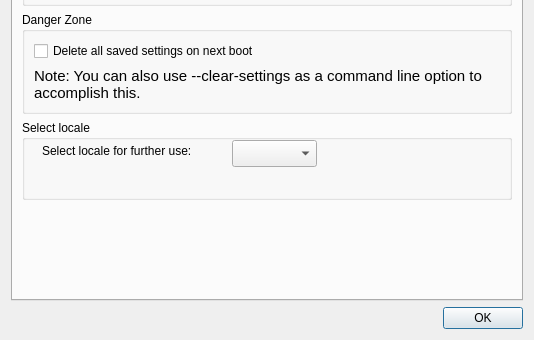
Qt form src/ui/SettingsDialog.ui (mihadyuk/qgroundcontrol) before a commit; both pictures show x 0 to 534 and y 467 to 807 of the 534 by 807 pixel window.
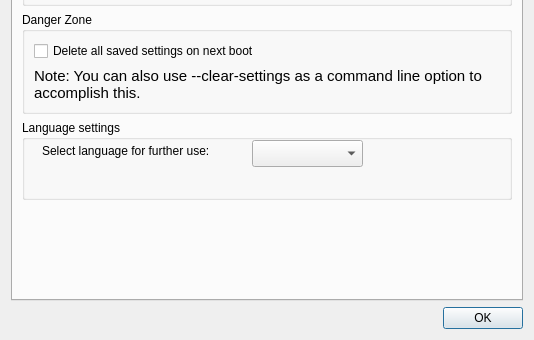
The same form after that commit. Icons and pictures are not drawn.

Commit message: Fixed warning. Changed name for language settings group.

What changed in the file:
```diff
--- a/src/ui/SettingsDialog.ui
+++ b/src/ui/SettingsDialog.ui
@@ -269,14 +269,14 @@
           </size>
          </property>
          <property name="title">
-          <string>Select locale</string>
+          <string>Language settings</string>
          </property>
          <widget class="QComboBox" name="localeComboBox">
           <property name="geometry">
            <rect>
-            <x>210</x>
+            <x>230</x>
             <y>20</y>
-            <width>85</width>
+            <width>111</width>
             <height>27</height>
            </rect>
           </property>
@@ -291,7 +291,7 @@
            </rect>
           </property>
           <property name="text">
-           <string>Select locale for further use:</string>
+           <string>Select language for further use:</string>
           </property>
          </widget>
         </widget>
```
The commit also changes 1 other file.
